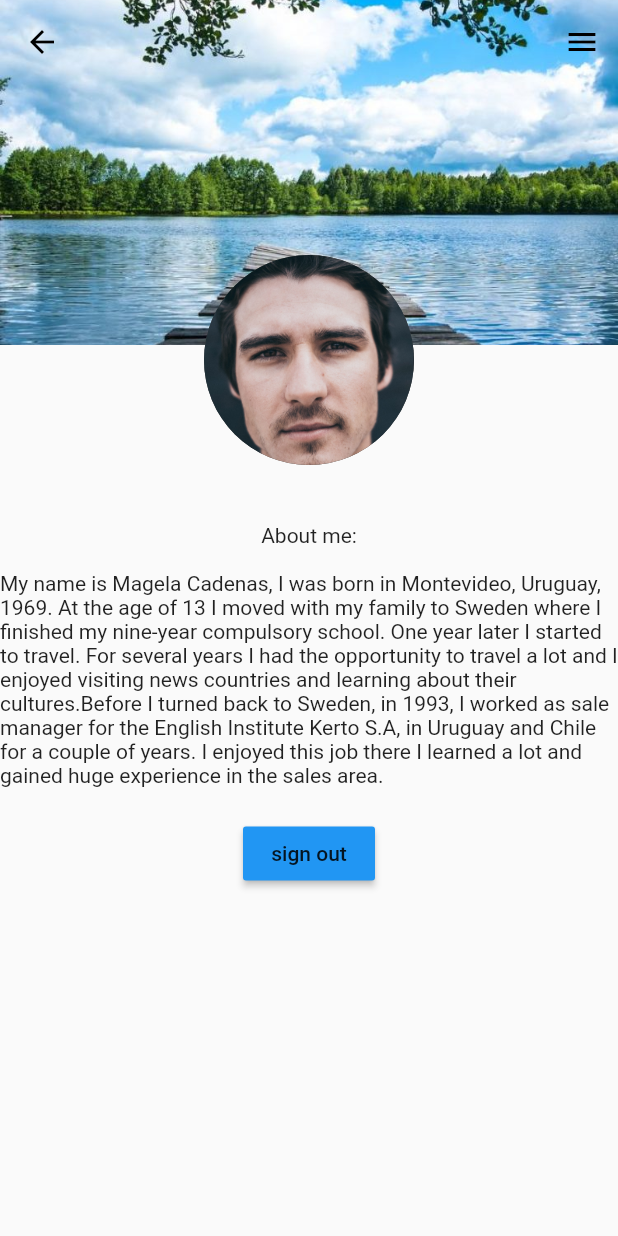
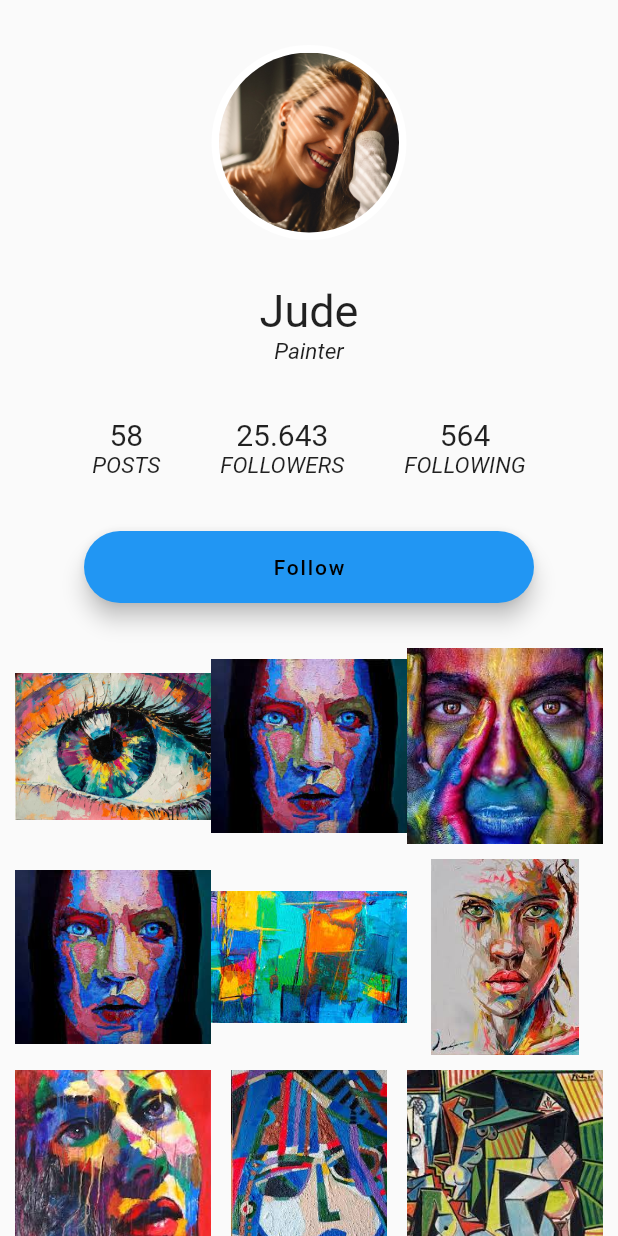
Before and after one commit to GitAlex99/Artoteca, a Flutter app: the Profile screen opened directly, on a phone screen of 412 x 824 dp. Run offline on Flutter 3.47's test engine with Material 2 defaults, Android fonts, the light colour scheme and no system bars; our stand-ins replace cloud_firestore, firebase_auth, firebase_core, google_sign_in, hidden_drawer_menu; accounts and stored records are empty.

Commit message:
profile page creation

```diff
--- a/lib/pages/profile.dart
+++ b/lib/pages/profile.dart
@@ -1,5 +1,3 @@
-import 'package:cherry_v_1_0_1/lateralMenu/profile.dart';
-import 'package:firebase_auth/firebase_auth.dart';
 import 'package:flutter/material.dart';
 
 class Profile extends StatefulWidget {
@@ -10,99 +8,224 @@ class Profile extends StatefulWidget {
 }
 
 class _ProfileState extends State<Profile> {
-  String? email = FirebaseAuth.instance.currentUser?.email;
+  List<String> imageUrls = [
+    'https://placeimg.com/640/480/animals',
+    'https://placeimg.com/640/480/arch',
+    'https://placeimg.com/640/480/nature',
+    'https://placeimg.com/640/480/people',
+    'https://placeimg.com/640/480/tech',
+    'https://placeimg.com/640/480/animals',
+    'https://placeimg.com/640/480/arch',
+    'https://placeimg.com/640/480/nature',
+    'https://placeimg.com/640/480/people',
+    'https://placeimg.com/640/480/tech',
+    'https://placeimg.com/640/480/nature',
+    'https://placeimg.com/640/480/people',
+    'https://placeimg.com/640/480/tech',
+    'https://placeimg.com/640/480/animals',
+    'https://placeimg.com/640/480/arch',
+    'https://placeimg.com/640/480/nature',
+    'https://placeimg.com/640/480/people',
+  ];
+
   @override
   Widget build(BuildContext context) {
     return Scaffold(
-      extendBodyBehindAppBar: true,
-      appBar: AppBar(
-        backgroundColor: Colors.transparent,
-        elevation: 0,
-      ),
-      endDrawer: LateralBarProfile(),
       body: ListView(
-        padding : EdgeInsets.zero,
-          children: <Widget>[
-            buildTop(),
-            buildContent(),
-      ]
-    ),
-    );
-  }
-  Widget buildCoverImage(){
-    return Container(
-      color: Colors.grey,
-      child: Image.asset(
-          "assets/sfondo.jpg",
-        width: double.infinity,
-        height: 230,
-        fit: BoxFit.cover,
+        children: <Widget>[
+          SizedBox(height: 30),
+          Container(
+              height: 130,
+              child: CircleAvatar(
+                radius: 61,
+                backgroundColor: Colors.white,
+                child: CircleAvatar(
+                  radius: 60,
+                  backgroundImage: ExactAssetImage("assets/ragazza.jpg"),
+                ),
+              )
+          ),
+          SizedBox(height: 30),
+          Container(
+            child: Center(
+              child: Text("Jude",
+                style: TextStyle( fontSize: 30),
+              ),
+            ),
+          ),
+          Container(
+            child: Center(
+              child: Text("Painter",
+                style: TextStyle( fontSize: 15,fontStyle: FontStyle.italic),
+              ),
+            ),
+          ),
+          SizedBox(height: 35),
+          Row(
+            mainAxisAlignment: MainAxisAlignment.center,
+            children: <Widget>[
+              Column(
+                children: <Widget>[
+                  Text("58",
+                      style: TextStyle(fontSize: 20)
+                  ),
+                  Text("POSTS",
+                    style: TextStyle(fontSize: 15,fontStyle: FontStyle.italic),
+                  ),
+                ],
+              ),
+              SizedBox(width: 40),
+              Column(
+                children: <Widget>[
+                  Text("25.643",
+                      style: TextStyle(fontSize: 20)
+                  ),
+                  Text("FOLLOWERS",
+                    style: TextStyle(fontSize: 15,fontStyle: FontStyle.italic),
+                  ),
+                ],
+              ),
+              SizedBox(width: 40),
+              Column(
+                children: <Widget>[
+                  Text("564",
+                      style: TextStyle(fontSize: 20)
+                  ),
+                  Text("FOLLOWING",
+                    style: TextStyle(fontSize: 15,fontStyle: FontStyle.italic),
+                  ),
+                ],
+              ),
+            ],
+          ),
+          SizedBox(height: 35),
+          Center(
+            child: Container(
+              width: 300,
+              child: FloatingActionButton.extended(
+                onPressed: () {},
+                backgroundColor: Colors.blue,
+                label: Text("Follow"),
+              ),
+            ),
+          ),
+          SizedBox(height: 30),
+          GridView.count(
+              mainAxisSpacing: 10,
+              padding: EdgeInsets.symmetric(horizontal: 10),
+              shrinkWrap: true,
+              physics: NeverScrollableScrollPhysics(),
+              crossAxisCount: 3,
+              childAspectRatio: 1.0,
+              children: <Widget>[
+                Container(
+                  height: 20,
+                    child: Image.asset("assets/quadri/q1.jpeg")
+                ),
+                Container(
+                    height: 20,
+                    child: Image.asset("assets/quadri/q2.jpeg")
+                ),
+                Container(
+                    height: 20,
+                    child: Image.asset("assets/quadri/q3.jpeg")
+                ),
+                Container(
+                    height: 20,
+                    child: Image.asset("assets/quadri/q5.jpeg")
+                ),
+                Container(
+                    height: 20,
+                    child: Image.asset("assets/quadri/q4.jpeg")
+                ),
+                Container(
+                    height: 20,
+                    child: Image.asset("assets/quadri/q6.jpeg")
+                ),
+                Container(
+                    height: 20,
+                    child: Image.asset("assets/quadri/q8.jpeg")
+                ),
+                Container(
+                    height: 20,
+                    child: Image.asset("assets/quadri/q9.jpeg")
+                ),
+                Container(
+                    height: 20,
+                    child: Image.asset("assets/quadri/q10.jpeg")
+                ),
+                Container(
+                    height: 20,
+                    child: Image.asset("assets/quadri/q11.jpeg")
+                ),
+                Container(
+                    height: 20,
+                    child: Image.asset("assets/quadri/q12.jpeg")
+                ),
+                Container(
+                    height: 20,
+                    child: Image.asset("assets/quadri/q13.jpeg")
+                ),
+                Container(
+                    height: 20,
+                    child: Image.asset("assets/quadri/q14.jpeg")
+                ),
+                Container(
+                    height: 20,
+                    child: Image.asset("assets/quadri/q2.jpeg")
+                ),
+                Container(
+                    height: 20,
+                    child: Image.asset("assets/quadri/q3.jpeg")
+                ),
+                Container(
+                    height: 20,
+                    child: Image.asset("assets/quadri/q1.jpeg")
+                ),
+                Container(
+                    height: 20,
+                    child: Image.asset("assets/quadri/q6.jpeg")
+                ),
+                Container(
+                    height: 20,
+                    child: Image.asset("assets/quadri/q5.jpeg")
+                ),
+                Container(
+                    height: 20,
+                    child: Image.asset("assets/quadri/q4.jpeg")
+                ),
+                Container(
+                    height: 20,
+                    child: Image.asset("assets/quadri/q8.jpeg")
+                ),
+                Container(
+                    height: 20,
+                    child: Image.asset("assets/quadri/q9.jpeg")
+                ),
+                Container(
+                    height: 20,
+                    child: Image.asset("assets/quadri/q7.jpeg")
+                ),
+                Container(
+                    height: 20,
+                    child: Image.asset("assets/quadri/q11.jpeg")
+                ),
+                Container(
+                    height: 20,
+                    child: Image.asset("assets/quadri/q12.jpeg")
+                ),
+                Container(
+                    height: 20,
+                    child: Image.asset("assets/quadri/q10.jpeg")
+                ),
+                Container(
+                    height: 20,
+                    child: Image.asset("assets/quadri/q14.jpeg")
+                ),
+              ]
+          ),
+        ],
       ),
     );
   }
-
-  Widget buildProfileImage(){
-    return CircleAvatar(
-      radius: 70,
-      backgroundColor: Colors.grey.shade800,
-      backgroundImage: ExactAssetImage(
-        "assets/fotoProfilo.jpg",
-      ),
-    );
-  }
-
-  Widget buildTop(){
-    return Stack(
-      clipBehavior: Clip.none,
-      alignment: Alignment.center,
-      children: [
-        Container(
-          margin: EdgeInsets.only(bottom: 85),
-            child: buildCoverImage()),
-        Positioned(
-          top: 170,
-          child: buildProfileImage(),
-        )
-      ],
-    );
-  }
-
-  Widget buildContent(){
-    return Column(
-      children: [
-        const SizedBox(height: 8),
-        Text(
-          email!,
-          style: TextStyle(fontSize: 15, color: Colors.black, fontWeight: FontWeight.bold),
-        ),
-        const SizedBox(height: 8),
-        aboutMe(),
-      ],
-    );
-  }
-
-  Widget aboutMe(){
-    return Column(
-      children: [
-        Text(
-            "About me:"
-        ),
-        const SizedBox(height: 16),
-        Container(
-
-            child: Text(
-                "My name is Magela Cadenas, I was born in Montevideo, Uruguay, 1969. At the age of 13 I moved with my family to Sweden where I finished my nine-year compulsory school. One year later I started to travel. For several years I had the opportunity to travel a lot and I enjoyed visiting news countries and learning about their cultures.Before I turned back to Sweden, in 1993, I worked as sale manager for the English Institute Kerto S.A, in Uruguay and Chile for a couple of years. I enjoyed this job there I learned a lot and gained huge experience in the sales area."
-            ),
-        ),
-        SizedBox(height: 20,),
-        MaterialButton(
-          onPressed: (){
-            FirebaseAuth.instance.signOut();
-          },
-          color: Colors.blue,
-          child: Text('sign out'),
-        )
-      ]
-    );
-  }
 }
```
Also changed, not shown: pubspec.yaml (+15 -0 lines), assets/quadri/q1.jpeg (added), assets/quadri/q10.jpeg (added), assets/quadri/q11.jpeg (added), assets/quadri/q12.jpeg (added), assets/quadri/q13.jpeg (added), assets/quadri/q14.jpeg (added), assets/quadri/q2.jpeg (added), assets/quadri/q3.jpeg (added), assets/quadri/q4.jpeg (added), assets/quadri/q5.jpeg (added), assets/quadri/q6.jpeg (added), assets/quadri/q7.jpeg (added), assets/quadri/q8.jpeg (added), 2 more files.
